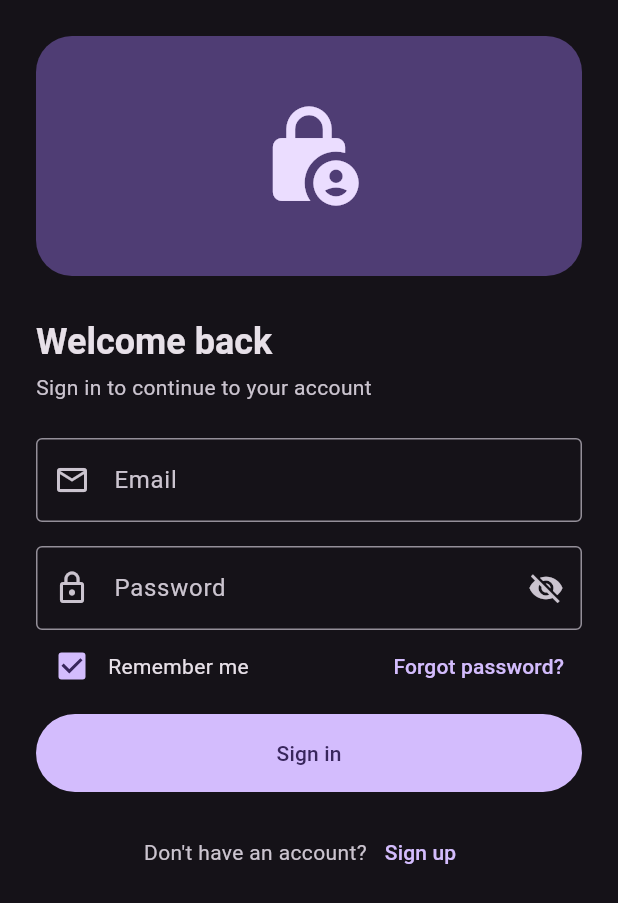
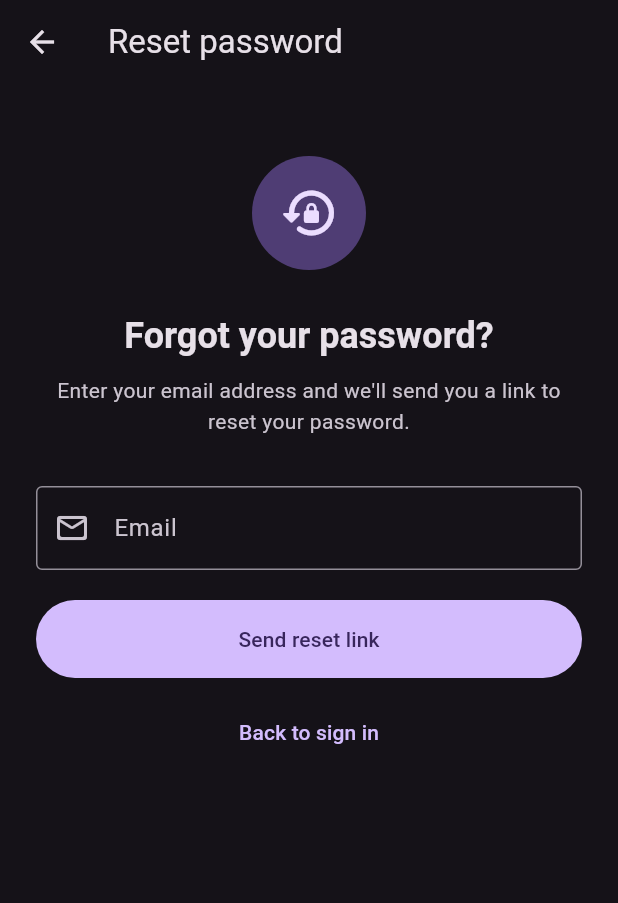
Before and after one commit to Bhaumik-05/ClassCue, a Flutter app: the screen it shows after launch, after a tap on "Forgot password?", on a phone screen of 412 x 824 dp. Shown: the top 903 px of the screen. Run offline on Flutter 3.47's test engine with Material 3 defaults, Android fonts, the phone set to English and light mode, and no system bars; our stand-ins replace awesome_snackbar_content, cloud_firestore, firebase_auth, firebase_core; accounts and stored records are empty.

Commit message:
[UPD] custom snackbar theme and [IMP] Reset password

```diff
--- a/lib/controllers/auth_controller.dart
+++ b/lib/controllers/auth_controller.dart
@@ -379,4 +379,61 @@ class AuthController {
   Stream<User?> get authStateChanges {
     return _authService.authStateChanges;
   }
+
+  // =========================
+// RESET PASSWORD
+// =========================
+
+  Future<bool> resetPassword({
+    required String email,
+  }) async {
+    try {
+      errorMessage = null;
+
+      // Email validation
+      final emailRegex = RegExp(
+        r'^[\w\.-]+@[\w\.-]+\.[A-Za-z]{2,}$',
+      );
+
+      if (!emailRegex.hasMatch(email)) {
+        errorMessage = 'Please enter a valid email address.';
+        return false;
+      }
+
+      await _authService.resetPassword(
+        email: email,
+      );
+
+      return true;
+    } on FirebaseAuthException catch (e) {
+      print('RESET PASSWORD ERROR CODE: ${e.code}');
+      print('RESET PASSWORD ERROR MESSAGE: ${e.message}');
+
+      switch (e.code) {
+        case 'user-not-found':
+          errorMessage = 'No account found with this email.';
+          break;
+
+        case 'invalid-email':
+          errorMessage = 'Please enter a valid email address.';
+          break;
+
+        case 'network-request-failed':
+          errorMessage =
+          'Network error. Please check your internet connection.';
+          break;
+
+        default:
+          errorMessage =
+              e.message ?? 'Unable to send reset email.';
+      }
+
+      return false;
+    } catch (e) {
+      print('UNKNOWN RESET PASSWORD ERROR: $e');
+
+      errorMessage = 'Something went wrong. Please try again.';
+      return false;
+    }
+  }
 }
--- a/lib/screens/login_screen.dart
+++ b/lib/screens/login_screen.dart
@@ -2,7 +2,7 @@ import 'package:flutter/material.dart';
 
 import '../../controllers/auth_controller.dart';
 import 'signup_screen.dart';
-
+import 'reset_password_screen.dart';
 class LoginScreen extends StatefulWidget {
   const LoginScreen({super.key});
 
@@ -180,7 +180,14 @@ class _LoginScreenState extends State<LoginScreen> {
                 ),
 
                 TextButton(
-                  onPressed: () {},
+                  onPressed: () {
+                    Navigator.push(
+                      context,
+                      MaterialPageRoute(
+                        builder: (_) => const ResetPasswordScreen(),
+                      ),
+                    );
+                  },
                   child: const Text('Forgot password?'),
                 ),
               ],
--- /dev/null
+++ b/lib/screens/reset_password_screen.dart
@@ -0,0 +1,278 @@
+import 'package:flutter/material.dart';
+
+import '../../controllers/auth_controller.dart';
+import '../../widgets/custom_snackbar.dart';
+
+class ResetPasswordScreen extends StatefulWidget {
+  const ResetPasswordScreen({super.key});
+
+  @override
+  State<ResetPasswordScreen> createState() =>
+      _ResetPasswordScreenState();
+}
+
+class _ResetPasswordScreenState
+    extends State<ResetPasswordScreen> {
+
+  // ============================================================
+  // CONTROLLER
+  // ============================================================
+
+  final AuthController _authController = AuthController();
+
+  final TextEditingController _emailController =
+  TextEditingController();
+
+  bool _isLoading = false;
+
+  // ============================================================
+  // DISPOSE
+  // ============================================================
+
+  @override
+  void dispose() {
+    _emailController.dispose();
+    super.dispose();
+  }
+
+  // ============================================================
+  // RESET PASSWORD
+  // ============================================================
+
+  Future<void> _resetPassword() async {
+    final email = _emailController.text.trim();
+
+    // ==========================================================
+    // EMPTY EMAIL
+    // ==========================================================
+
+    if (email.isEmpty) {
+      CustomSnackbar.error(
+        title: 'Invalid email',
+        message: 'Please enter your email address.',
+      );
+
+      return;
+    }
+
+    // ==========================================================
+    // LOADING
+    // ==========================================================
+
+    setState(() {
+      _isLoading = true;
+    });
+
+    // ==========================================================
+    // CALL CONTROLLER
+    // ==========================================================
+
+    final success =
+    await _authController.resetPassword(
+      email: email,
+    );
+
+    if (!mounted) return;
+
+    // ==========================================================
+    // STOP LOADING
+    // ==========================================================
+
+    setState(() {
+      _isLoading = false;
+    });
+
+    // ==========================================================
+    // ERROR
+    // ==========================================================
+
+    if (!success) {
+      CustomSnackbar.error(
+        title: 'Reset failed',
+        message:
+        _authController.errorMessage ??
+            'Unable to send reset email.',
+      );
+
+      return;
+    }
+
+    // ==========================================================
+    // SUCCESS
+    // ==========================================================
+
+    CustomSnackbar.success(
+      title: 'Email sent',
+      message:
+      'Password reset link has been sent to your email.',
+    );
+
+    // ==========================================================
+    // GO BACK TO SIGN IN
+    // ==========================================================
+
+    await Future.delayed(
+      const Duration(milliseconds: 700),
+    );
+
+    if (!mounted) return;
+
+    Navigator.pop(context);
+  }
+
+  // ============================================================
+  // BUILD
+  // ============================================================
+
+  @override
+  Widget build(BuildContext context) {
+    final theme = Theme.of(context);
+    final scheme = theme.colorScheme;
+
+    return Scaffold(
+      appBar: AppBar(
+        title: const Text('Reset password'),
+      ),
+
+      body: SafeArea(
+        child: ListView(
+          padding: const EdgeInsets.all(24),
+          children: [
+
+            const SizedBox(height: 24),
+
+            // ==================================================
+            // ICON
+            // ==================================================
+
+            Center(
+              child: Container(
+                height: 76,
+                width: 76,
+                decoration: BoxDecoration(
+                  color: scheme.primaryContainer,
+                  shape: BoxShape.circle,
+                ),
+                child: Icon(
+                  Icons.lock_reset_rounded,
+                  size: 40,
+                  color: scheme.onPrimaryContainer,
+                ),
+              ),
+            ),
+
+            const SizedBox(height: 28),
+
+            // ==================================================
+            // TITLE
+            // ==================================================
+
+            Text(
+              'Forgot your password?',
+              textAlign: TextAlign.center,
+              style:
+              theme.textTheme.headlineSmall?.copyWith(
+                fontWeight: FontWeight.bold,
+              ),
+            ),
+
+            const SizedBox(height: 10),
+
+            // ==================================================
+            // DESCRIPTION
+            // ==================================================
+
+            Text(
+              'Enter your email address and we\'ll send you a link to reset your password.',
+              textAlign: TextAlign.center,
+              style:
+              theme.textTheme.bodyMedium?.copyWith(
+                color: scheme.onSurfaceVariant,
+                height: 1.5,
+              ),
+            ),
+
+            const SizedBox(height: 32),
+
+            // ==================================================
+            // EMAIL FIELD
+            // ==================================================
+
+            TextField(
+              controller: _emailController,
+              keyboardType:
+              TextInputType.emailAddress,
+              textInputAction:
+              TextInputAction.done,
+              enabled: !_isLoading,
+
+              onSubmitted: (_) {
+                if (!_isLoading) {
+                  _resetPassword();
+                }
+              },
+
+              decoration:
+              const InputDecoration(
+                labelText: 'Email',
+                hintText:
+                'Enter your email address',
+                prefixIcon: Icon(
+                  Icons.mail_outline_rounded,
+                ),
+                border:
+                OutlineInputBorder(),
+              ),
+            ),
+
+            const SizedBox(height: 20),
+
+            // ==================================================
+            // SEND RESET LINK BUTTON
+            // ==================================================
+
+            SizedBox(
+              height: 52,
+              child: FilledButton(
+                onPressed:
+                _isLoading
+                    ? null
+                    : _resetPassword,
+
+                child: _isLoading
+                    ? const SizedBox(
+                  height: 24,
+                  width: 24,
+                  child:
+                  CircularProgressIndicator(
+                    strokeWidth: 2.5,
+                  ),
+                )
+                    : const Text(
+                  'Send reset link',
+                ),
+              ),
+            ),
+
+            const SizedBox(height: 12),
+
+            // ==================================================
+            // BACK TO SIGN IN
+            // ==================================================
+
+            TextButton(
+              onPressed: _isLoading
+                  ? null
+                  : () {
+                Navigator.pop(context);
+              },
+              child: const Text(
+                'Back to sign in',
+              ),
+            ),
+          ],
+        ),
+      ),
+    );
+  }
+}
--- a/lib/services/auth_service.dart
+++ b/lib/services/auth_service.dart
@@ -138,4 +138,12 @@ class AuthService {
   Stream<User?> get authStateChanges {
     return _auth.authStateChanges();
   }
+
+  Future<void> resetPassword({
+    required String email,
+  }) async {
+    await _auth.sendPasswordResetEmail(
+      email: email,
+    );
+  }
 }
```
Also changed, not shown: lib/widgets/custom_snackbar.dart (+171 -14 lines).
